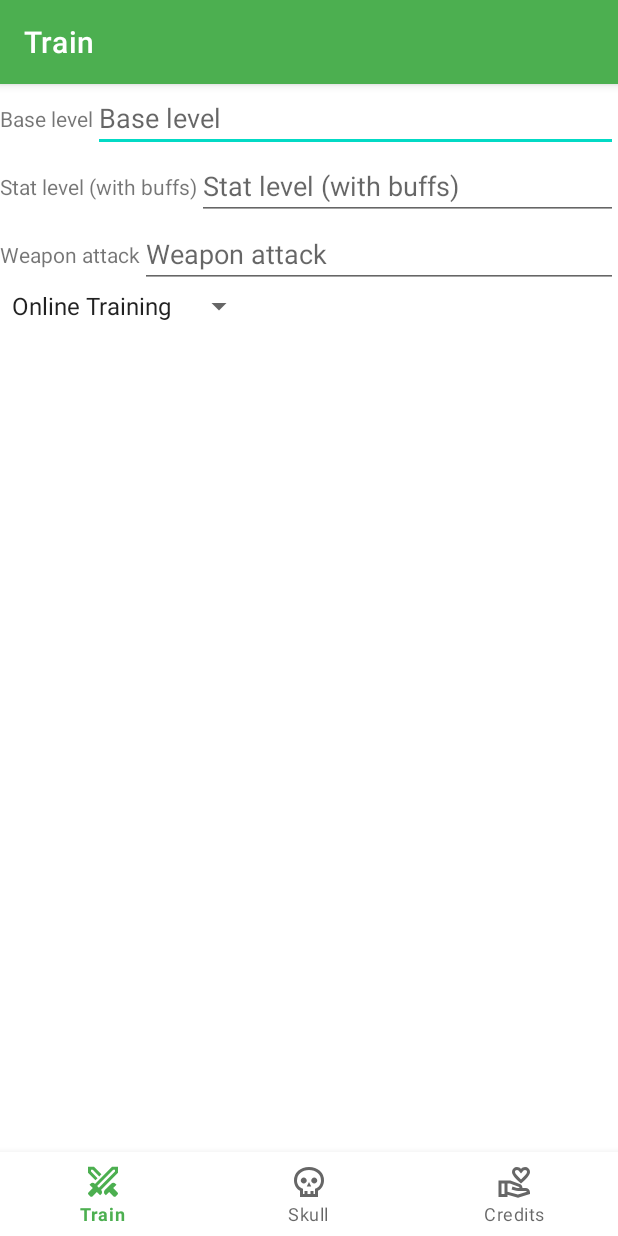
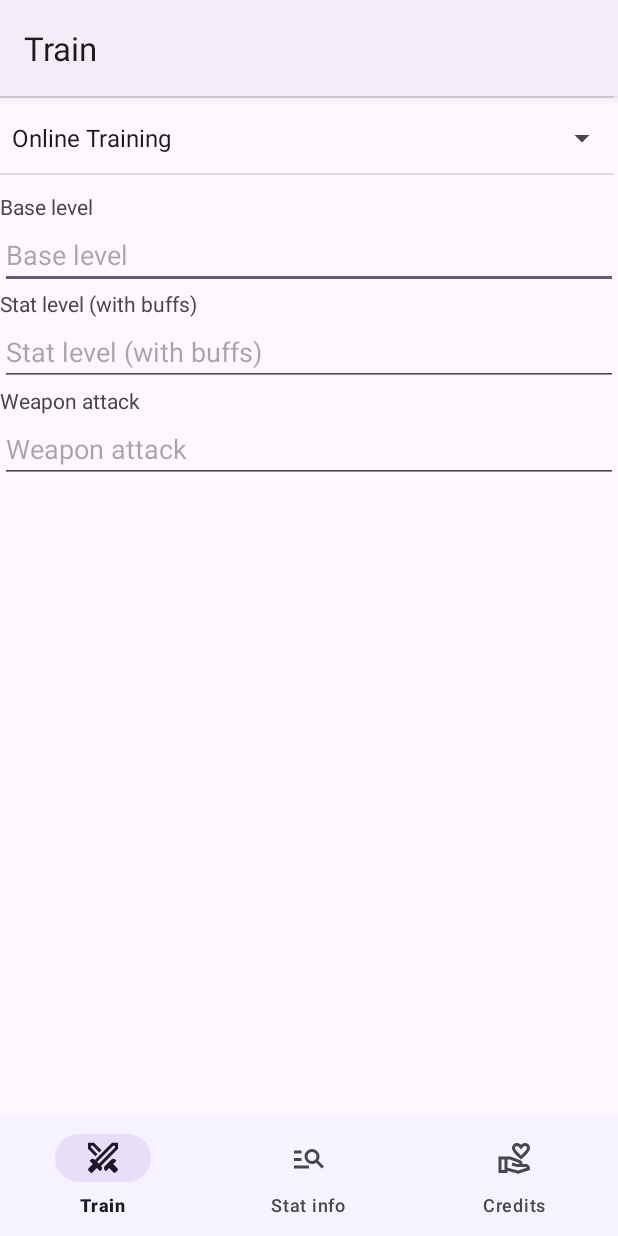
Before and after one commit to helloyanis/rucoy-calculator, an Android app: the screen it shows after launch (MainActivity), on a phone screen of 412 x 824 dp. Run offline under Robolectric (Android 15) with nearby library versions, the phone set to English and light mode, and no system bars; our stand-ins replace navigation-ui.

Commit message:
V5! Material you and other things

```diff
--- a/src/app/src/main/java/com/helloyanis/rucoycalculator/MainActivity.kt
+++ b/src/app/src/main/java/com/helloyanis/rucoycalculator/MainActivity.kt
@@ -12,6 +12,7 @@ import androidx.navigation.findNavController
 import androidx.navigation.ui.AppBarConfiguration
 import androidx.navigation.ui.setupActionBarWithNavController
 import androidx.navigation.ui.setupWithNavController
+import com.google.android.material.color.DynamicColors
 import com.helloyanis.rucoycalculator.databinding.ActivityMainBinding
 
 class MainActivity : AppCompatActivity() {
@@ -22,6 +23,7 @@ class MainActivity : AppCompatActivity() {
 
     override fun onCreate(savedInstanceState: Bundle?) {
         super.onCreate(savedInstanceState)
+        DynamicColors.applyToActivitiesIfAvailable(this.application)
         val repositoryUrl = "https://api.github.com/repos/helloyanis/rucoy-calculator"
         //GitHubReleaseChecker(this, repositoryUrl).execute()
         binding = ActivityMainBinding.inflate(layoutInflater)
--- a/src/app/src/main/java/com/helloyanis/rucoycalculator/ui/train/TrainViewModel.kt
+++ b/src/app/src/main/java/com/helloyanis/rucoycalculator/ui/train/TrainViewModel.kt
@@ -1,6 +1,7 @@
 package com.helloyanis.rucoycalculator.ui.train
 
 import androidx.lifecycle.ViewModel
+import kotlin.math.pow
 
 class TrainViewModel : ViewModel() {
 
@@ -115,7 +116,7 @@ object Formulas {
     }
 
     fun exp_Calc(base: Double): Double {
-        return Math.pow(base, base / 1000 + 3)
+        return base.pow(base / 1000 + 3)
     }
 
     fun stat0to54_Calc(stat: Double): Double {
--- /dev/null
+++ b/src/app/src/main/res/drawable/stat_info.xml
@@ -0,0 +1,10 @@
+<vector xmlns:android="http://schemas.android.com/apk/res/android"
+    android:width="24dp"
+    android:height="24dp"
+    android:viewportWidth="960"
+    android:viewportHeight="960"
+    android:tint="?attr/colorControlNormal">
+  <path
+      android:fillColor="@android:color/white"
+      android:pathData="M80,760L80,680L480,680L480,760L80,760ZM80,560L80,480L280,480L280,560L80,560ZM80,360L80,280L280,280L280,360L80,360ZM824,760L670,606Q646,623 617.5,631.5Q589,640 560,640Q477,640 418.5,581.5Q360,523 360,440Q360,357 418.5,298.5Q477,240 560,240Q643,240 701.5,298.5Q760,357 760,440Q760,469 751.5,497.5Q743,526 726,550L880,704L824,760ZM560,560Q610,560 645,525Q680,490 680,440Q680,390 645,355Q610,320 560,320Q510,320 475,355Q440,390 440,440Q440,490 475,525Q510,560 560,560Z"/>
+</vector>
--- a/src/app/src/main/res/layout/train.xml
+++ b/src/app/src/main/res/layout/train.xml
@@ -17,47 +17,7 @@
             android:layout_height="wrap_content"
             android:text="TextView"
             app:layout_constraintStart_toStartOf="parent"
-            app:layout_constraintTop_toBottomOf="@+id/trainstylespinner" />
-
-        <TextView
-            android:id="@+id/str1"
-            android:layout_width="wrap_content"
-            android:layout_height="wrap_content"
-            android:text="TextView"
-            app:layout_constraintStart_toStartOf="parent"
-            app:layout_constraintTop_toBottomOf="@+id/str0" />
-
-        <TextView
-            android:id="@+id/str4"
-            android:layout_width="wrap_content"
-            android:layout_height="wrap_content"
-            android:text="TextView"
-            app:layout_constraintStart_toStartOf="parent"
-            app:layout_constraintTop_toBottomOf="@+id/str3" />
-
-        <TextView
-            android:id="@+id/str5"
-            android:layout_width="wrap_content"
-            android:layout_height="wrap_content"
-            android:text="TextView"
-            app:layout_constraintStart_toStartOf="parent"
-            app:layout_constraintTop_toBottomOf="@+id/str4" />
-
-        <TextView
-            android:id="@+id/str2"
-            android:layout_width="wrap_content"
-            android:layout_height="wrap_content"
-            android:text="TextView"
-            app:layout_constraintStart_toStartOf="parent"
-            app:layout_constraintTop_toBottomOf="@+id/str5" />
-
-        <TextView
-            android:id="@+id/str3"
-            android:layout_width="wrap_content"
-            android:layout_height="wrap_content"
-            android:text="TextView"
-            app:layout_constraintStart_toStartOf="parent"
-            app:layout_constraintTop_toBottomOf="@+id/str1" />
+            app:layout_constraintTop_toBottomOf="@+id/classspinner" />
 
         <EditText
             android:id="@+id/baselevel"
@@ -67,8 +27,8 @@
             android:hint="@string/base_level"
             android:inputType="number"
             app:layout_constraintEnd_toEndOf="parent"
-            app:layout_constraintStart_toEndOf="@+id/baselevellabel"
-            app:layout_constraintTop_toTopOf="parent" />
+            app:layout_constraintStart_toStartOf="parent"
+            app:layout_constraintTop_toBottomOf="@+id/baselevellabel" />
 
         <EditText
             android:id="@+id/stat"
@@ -79,8 +39,8 @@
             android:hint="@string/stat_level"
             android:inputType="number"
             app:layout_constraintEnd_toEndOf="parent"
-            app:layout_constraintStart_toEndOf="@+id/statlabel"
-            app:layout_constraintTop_toBottomOf="@+id/hours" />
+            app:layout_constraintStart_toStartOf="parent"
+            app:layout_constraintTop_toBottomOf="@+id/statlabel" />
 
         <EditText
             android:id="@+id/hours"
@@ -92,8 +52,8 @@
             android:inputType="number"
             android:visibility="gone"
             app:layout_constraintEnd_toEndOf="parent"
-            app:layout_constraintStart_toEndOf="@+id/hourslabel"
-            app:layout_constraintTop_toBottomOf="@+id/baselevel"
+            app:layout_constraintStart_toStartOf="parent"
+            app:layout_constraintTop_toBottomOf="@+id/hourslabel"
             tools:visibility="visible" />
 
         <EditText
@@ -106,8 +66,8 @@
             android:imeOptions="actionDone"
             android:inputType="number"
             app:layout_constraintEnd_toEndOf="parent"
-            app:layout_constraintStart_toEndOf="@+id/weaponatklabel"
-            app:layout_constraintTop_toBottomOf="@+id/statgoal" />
+            app:layout_constraintStart_toStartOf="parent"
+            app:layout_constraintTop_toBottomOf="@+id/weaponatklabel" />
 
         <EditText
             android:id="@+id/tick"
@@ -119,8 +79,8 @@
             android:inputType="number"
             android:text="4"
             android:visibility="gone"
-            app:layout_constraintStart_toEndOf="@+id/ticklabel"
-            app:layout_constraintTop_toBottomOf="@+id/weaponatk"
+            app:layout_constraintStart_toStartOf="parent"
+            app:layout_constraintTop_toBottomOf="@+id/ticklabel"
             tools:visibility="visible" />
 
         <EditText
@@ -134,8 +94,8 @@
             android:inputType="number"
             android:visibility="gone"
             app:layout_constraintEnd_toEndOf="parent"
-            app:layout_constraintStart_toEndOf="@+id/statgoallabel"
-            app:layout_constraintTop_toBottomOf="@+id/stat"
+            app:layout_constraintStart_toStartOf="parent"
+            app:layout_constraintTop_toBottomOf="@+id/statgoallabel"
             tools:visibility="visible" />
 
         <Spinner
@@ -144,17 +104,21 @@
             android:layout_height="wrap_content"
             android:entries="@array/classes_array"
             android:spinnerMode="dialog"
-            app:layout_constraintStart_toEndOf="@+id/trainstylespinner"
-            app:layout_constraintTop_toTopOf="@+id/trainstylespinner" />
+            app:layout_constraintStart_toStartOf="parent"
+            app:layout_constraintTop_toBottomOf="@+id/tickhelp" />
 
         <Spinner
             android:id="@+id/trainstylespinner"
-            android:layout_width="wrap_content"
+            android:layout_width="0dp"
             android:layout_height="wrap_content"
+            android:layout_marginTop="16dp"
             android:entries="@array/train_methods_array"
             android:spinnerMode="dialog"
+            android:theme="@style/Theme.RucoyCalculator"
+            app:layout_constraintEnd_toEndOf="parent"
             app:layout_constraintStart_toStartOf="parent"
-            app:layout_constraintTop_toBottomOf="@+id/tick" />
+            app:layout_constraintTop_toBottomOf="@+id/divider2"
+            app:layout_constraintTop_toTopOf="parent" />
 
         <Button
             android:id="@+id/tickhelp"
@@ -172,19 +136,18 @@
             android:id="@+id/baselevellabel"
             android:layout_width="wrap_content"
             android:layout_height="wrap_content"
+            android:layout_marginTop="24dp"
             android:text="@string/base_level"
-            app:layout_constraintBottom_toBottomOf="@+id/baselevel"
             app:layout_constraintStart_toStartOf="parent"
-            app:layout_constraintTop_toTopOf="@+id/baselevel" />
+            app:layout_constraintTop_toBottomOf="@+id/trainstylespinner" />
 
         <TextView
             android:id="@+id/statlabel"
             android:layout_width="wrap_content"
             android:layout_height="wrap_content"
             android:text="@string/stat_level"
-            app:layout_constraintBottom_toBottomOf="@+id/stat"
             app:layout_constraintStart_toStartOf="parent"
-            app:layout_constraintTop_toTopOf="@+id/stat" />
+            app:layout_constraintTop_toBottomOf="@+id/hours" />
 
         <TextView
             android:id="@+id/hourslabel"
@@ -192,9 +155,8 @@
             android:layout_height="wrap_content"
             android:text="@string/hours"
             android:visibility="gone"
-            app:layout_constraintBottom_toBottomOf="@+id/hours"
             app:layout_constraintStart_toStartOf="parent"
-            app:layout_constraintTop_toTopOf="@+id/hours"
+            app:layout_constraintTop_toBottomOf="@+id/baselevel"
             tools:visibility="visible" />
 
         <TextView
@@ -203,9 +165,8 @@
             android:layout_height="wrap_content"
             android:text="@string/stat_goal"
             android:visibility="gone"
-            app:layout_constraintBottom_toBottomOf="@+id/statgoal"
             app:layout_constraintStart_toStartOf="parent"
-            app:layout_constraintTop_toTopOf="@+id/statgoal"
+            app:layout_constraintTop_toBottomOf="@+id/stat"
             tools:visibility="visible" />
 
         <TextView
@@ -214,9 +175,8 @@
             android:layout_height="wrap_content"
             android:text="@string/weapon_atk"
             android:visibility="gone"
-            app:layout_constraintBottom_toBottomOf="@+id/weaponatk"
             app:layout_constraintStart_toStartOf="parent"
-            app:layout_constraintTop_toTopOf="@+id/weaponatk"
+            app:layout_constraintTop_toBottomOf="@+id/statgoal"
             tools:visibility="visible" />
 
         <TextView
@@ -225,10 +185,26 @@
             android:layout_height="wrap_content"
             android:text="@string/tickrate"
             android:visibility="gone"
-            app:layout_constraintBottom_toBottomOf="@+id/tick"
             app:layout_constraintStart_toStartOf="parent"
-            app:layout_constraintTop_toTopOf="@+id/tick"
+            app:layout_constraintTop_toBottomOf="@+id/weaponatk"
             tools:visibility="visible" />
+
+        <View
+            android:id="@+id/divider"
+            android:layout_width="409dp"
+            android:layout_height="1dp"
+            android:background="?android:attr/listDivider"
+            app:layout_constraintBottom_toTopOf="@+id/baselevellabel"
+            app:layout_constraintTop_toBottomOf="@+id/trainstylespinner"
+            tools:layout_editor_absoluteX="1dp" />
+
+        <View
+            android:id="@+id/divider2"
+            android:layout_width="409dp"
+            android:layout_height="1dp"
+            android:background="?android:attr/listDivider"
+            tools:layout_editor_absoluteX="1dp"
+            tools:layout_editor_absoluteY="58dp" />
 
     </androidx.constraintlayout.widget.ConstraintLayout>
 </ScrollView>
--- a/src/app/src/main/res/menu/bottom_nav_menu.xml
+++ b/src/app/src/main/res/menu/bottom_nav_menu.xml
@@ -8,7 +8,7 @@
 
     <item
         android:id="@+id/navigation_skull"
-        android:icon="@drawable/skull"
+        android:icon="@drawable/stat_info"
         android:title="@string/title_skull" />
 
 
--- /dev/null
+++ b/src/app/src/main/res/values-night-v31/themes.xml
@@ -0,0 +1,13 @@
+<?xml version="1.0" encoding="utf-8"?>
+<resources>
+
+    <style name="Theme.RucoyCalculator" parent="Theme.Material3.DayNight">
+        <!-- Primary brand color. -->
+        <item name="colorPrimary">@android:color/system_accent1_400</item>
+        <item name="colorPrimaryVariant">@android:color/system_accent1_500</item>
+        <item name="colorOnPrimary">@android:color/system_accent1_50</item>
+        <!-- Status bar color. -->
+        <item name="android:statusBarColor">?attr/colorPrimaryVariant</item>
+        <!-- Customize your theme here. -->
+    </style>
+</resources>
--- a/src/app/src/main/res/values-night/themes.xml
+++ b/src/app/src/main/res/values-night/themes.xml
@@ -1,8 +1,8 @@
 <resources xmlns:tools="http://schemas.android.com/tools">
     <!-- Base application theme. -->
-    <style name="Theme.RucoyCalculator" parent="Theme.MaterialComponents.DayNight.DarkActionBar">
+    <style name="Theme.RucoyCalculator" parent="Theme.Material3.DayNight">
         <!-- Primary brand color. -->
-        <item name="colorPrimary">@color/purple_200</item>
+        <item name="colorPrimary">@android:color/system_accent1_400</item>
         <item name="colorPrimaryVariant">@color/purple_700</item>
         <item name="colorOnPrimary">@color/black</item>
         <!-- Secondary brand color. -->
--- /dev/null
+++ b/src/app/src/main/res/values-v31/themes.xml
@@ -0,0 +1,13 @@
+<?xml version="1.0" encoding="utf-8"?>
+<resources>
+
+    <style name="Theme.RucoyCalculator" parent="Theme.Material3.DayNight">
+        <!-- Primary brand color. -->
+        <item name="colorPrimary">@android:color/system_accent1_200</item>
+        <item name="colorPrimaryVariant">@android:color/system_accent1_300</item>
+        <item name="colorOnPrimary">@android:color/system_accent1_900</item>
+        <!-- Status bar color. -->
+        <item name="android:statusBarColor">?attr/colorPrimaryVariant</item>
+        <!-- Customize your theme here. -->
+    </style>
+</resources>
--- a/src/app/src/main/res/values/strings.xml
+++ b/src/app/src/main/res/values/strings.xml
@@ -3,7 +3,7 @@
     <string name="title_train">Train</string>
     <string name="title_ptrain">Power train</string>
     <string name="title_credits">Credits</string>
-    <string name="title_skull">Skull</string>
+    <string name="title_skull">Stat info</string>
     <string name="base_level">Base level</string>
     <string name="stat_level">Stat level (with buffs)</string>
     <string name="weapon_atk">Weapon attack</string>
--- a/src/app/src/main/res/values/themes.xml
+++ b/src/app/src/main/res/values/themes.xml
@@ -1,8 +1,8 @@
 <resources xmlns:tools="http://schemas.android.com/tools">
     <!-- Base application theme. -->
-    <style name="Theme.RucoyCalculator" parent="Theme.MaterialComponents.DayNight.DarkActionBar">
+    <style name="Theme.RucoyCalculator" parent="Theme.Material3.DayNight">
         <!-- Primary brand color. -->
-        <item name="colorPrimary">@color/purple_500</item>
+        <item name="colorPrimary">@android:color/system_accent1_200</item>
         <item name="colorPrimaryVariant">@color/purple_700</item>
         <item name="colorOnPrimary">@color/white</item>
         <!-- Secondary brand color. -->
--- a/src/gradle/libs.versions.toml
+++ b/src/gradle/libs.versions.toml
@@ -1,5 +1,5 @@
 [versions]
-agp = "8.1.1"
+agp = "8.1.2"
 org-jetbrains-kotlin-android = "1.9.0"
 core-ktx = "1.12.0"
 junit = "4.13.2"
```
Also changed, not shown: src/app/build.gradle.kts (+8 -1 lines), src/app/src/main/java/com/helloyanis/rucoycalculator/ui/skull/SkullFragment.kt (+45 -24 lines), src/app/src/main/java/com/helloyanis/rucoycalculator/ui/train/TrainFragment.kt (+23 -47 lines), src/app/src/main/res/layout/skull.xml (+51 -6 lines).
